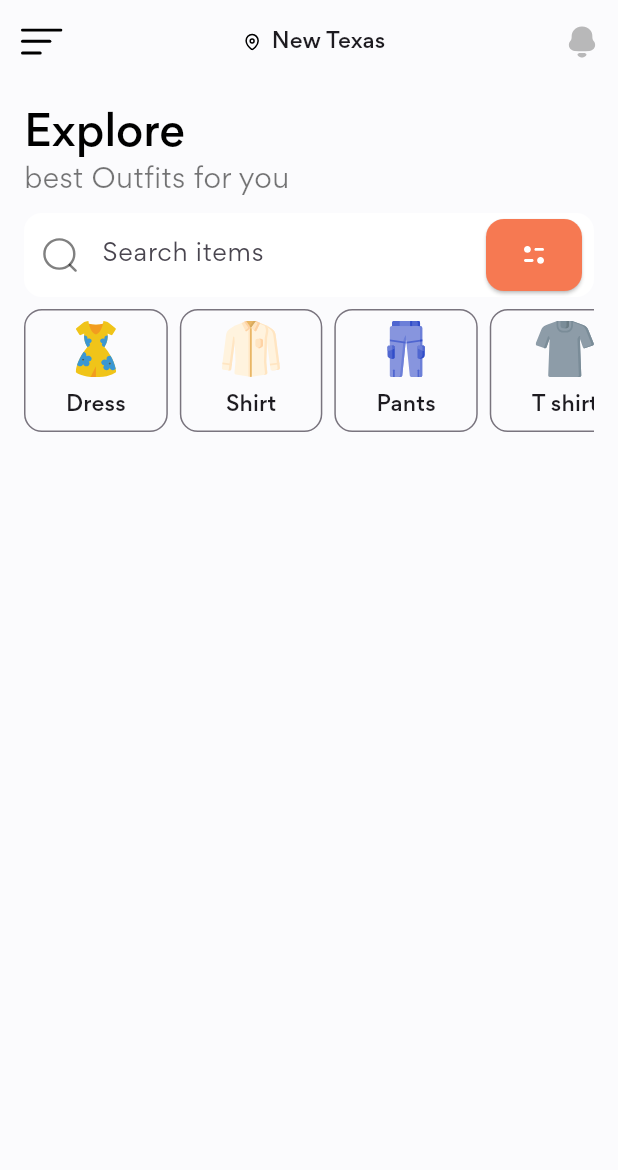
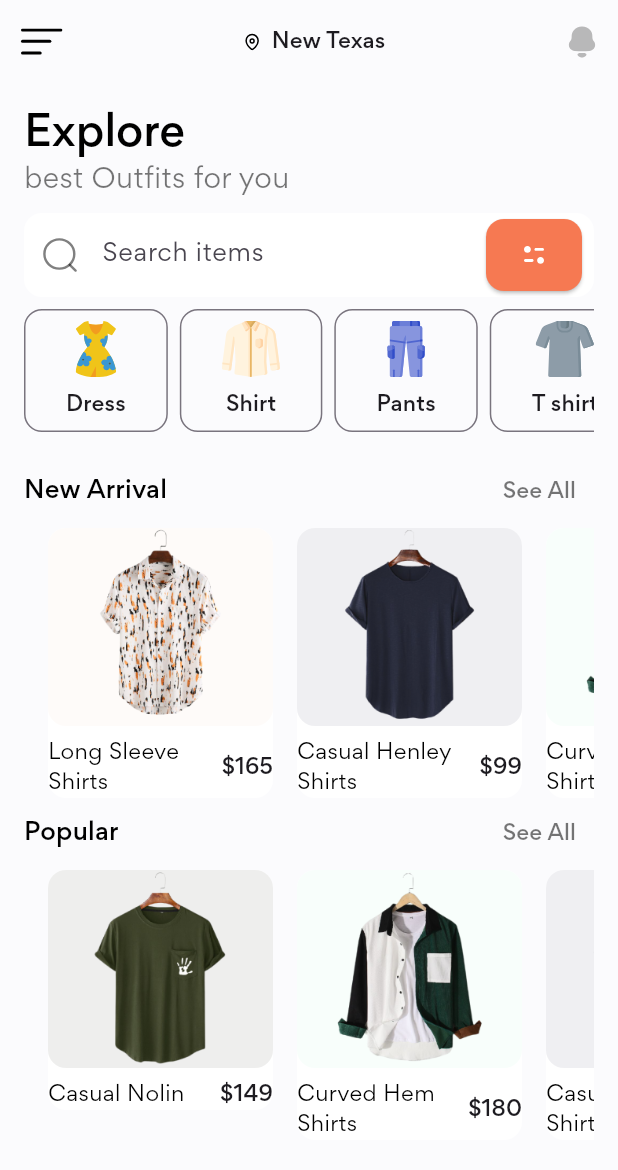
Before and after one commit to soltani-ard/shop_ui, a Flutter app: the screen it shows after launch, on a phone screen of 412 x 824 dp. Shown: the top 1170 px of the screen. Run offline on Flutter 3.47's test engine with Material 2 defaults, Android fonts, the phone set to English and light mode, and no system bars; our stand-ins replace flutter_svg.

Commit message:
Add New Arrival & Popular Section.

```diff
--- /dev/null
+++ b/lib/models/product.dart
@@ -0,0 +1,37 @@
+import 'dart:ui';
+
+class Product {
+  final String image, title;
+  final int price;
+  final Color bgColor;
+
+  Product({required this.image, required this.title, required this.price, required this.bgColor});
+
+}
+
+List<Product> demo_products = [
+  Product(
+    image: "assets/images/product_0.png",
+    title: "Long Sleeve Shirts",
+    price: 165,
+    bgColor: const Color(0xFFFEFBF9),
+  ),
+  Product(
+    image: "assets/images/product_1.png",
+    title: "Casual Henley Shirts",
+    price: 99,
+    bgColor: const Color(0xFFEFEFF2),
+  ),
+  Product(
+    image: "assets/images/product_2.png",
+    title: "Curved Hem Shirts",
+    price: 180,
+    bgColor: const Color(0xFFF8FEFB),
+  ),
+  Product(
+    image: "assets/images/product_3.png",
+    title: "Casual Nolin",
+    price: 149,
+    bgColor: const Color(0xFFEEEEED),
+  ),
+];
--- /dev/null
+++ b/lib/screens/home/components/section_title.dart
@@ -0,0 +1,21 @@
+import 'package:flutter/material.dart';
+
+class SectionTitle extends StatelessWidget {
+  const SectionTitle({super.key, required this.title, required this.pressSeeAll});
+
+  final String title;
+  final VoidCallback pressSeeAll;
+
+  @override
+  Widget build(BuildContext context) {
+    return Row(
+      mainAxisAlignment: MainAxisAlignment.spaceBetween,
+      children: [
+        Text(title, style: Theme.of(context).textTheme.titleMedium!.copyWith(
+            fontWeight: FontWeight.w500,
+            color: Colors.black
+        ),),
+        TextButton(onPressed: pressSeeAll, child: const Text("See All", style: TextStyle(color: Colors.black54),))
+      ],);
+  }
+}
--- a/lib/screens/home/home_screen.dart
+++ b/lib/screens/home/home_screen.dart
@@ -2,9 +2,14 @@ import 'package:flutter/material.dart';
 import 'package:flutter_svg/flutter_svg.dart';
 import 'package:shop_ui/constants.dart';
 import 'package:shop_ui/models/category.dart';
+import 'package:shop_ui/models/product.dart';
 import 'package:shop_ui/screens/home/category_card.dart';
 import 'package:shop_ui/screens/home/components/categories.dart';
 import 'package:shop_ui/screens/home/components/search_form.dart';
+import 'package:shop_ui/screens/home/components/section_title.dart';
+import 'package:shop_ui/screens/home/new_arrival.dart';
+import 'package:shop_ui/screens/home/popular.dart';
+import 'package:shop_ui/screens/home/product_card.dart';
 
 class HomeScreen extends StatelessWidget {
   const HomeScreen({super.key});
@@ -36,7 +41,9 @@ class HomeScreen extends StatelessWidget {
               icon: SvgPicture.asset("assets/icons/Notification.svg"))
         ],
       ),
-      body: Padding(
+      body: SingleChildScrollView(
+        scrollDirection: Axis.vertical,
+        child: Padding(
           padding: const EdgeInsets.all(defaultPadding),
           child: Column(
             crossAxisAlignment: CrossAxisAlignment.start,
@@ -53,8 +60,16 @@ class HomeScreen extends StatelessWidget {
                 child: SearchForm(),
               ),
              const Categories(),
+              const SizedBox(height: defaultPadding,),
+              SectionTitle(title: "New Arrival", pressSeeAll: (){}),
+              const NewArrival(),
+              SectionTitle(title: "Popular", pressSeeAll: (){}),
+              Popular(),
+
+
 
             ],
+          ),
         ),
       ),
     );
--- /dev/null
+++ b/lib/screens/home/new_arrival.dart
@@ -0,0 +1,28 @@
+import 'package:flutter/material.dart';
+import 'package:shop_ui/constants.dart';
+import 'package:shop_ui/models/product.dart';
+import 'package:shop_ui/screens/home/product_card.dart';
+
+class NewArrival extends StatelessWidget {
+  const NewArrival({super.key});
+
+  @override
+  Widget build(BuildContext context) {
+    return SingleChildScrollView(
+      scrollDirection: Axis.horizontal,
+      child: Row(
+        crossAxisAlignment: CrossAxisAlignment.start,
+        children: List.generate(demo_products.length, (index) =>
+            Padding(
+              padding: const EdgeInsets.only(left: defaultPadding),
+              child: ProductCard(
+                  title: demo_products[index].title,
+                  image: demo_products[index].image,
+                  price: demo_products[index].price,
+                  bgColor: demo_products[index].bgColor,
+                  press: (){}),
+            )
+        ),),
+    );
+  }
+}
--- /dev/null
+++ b/lib/screens/home/popular.dart
@@ -0,0 +1,30 @@
+import 'package:flutter/material.dart';
+import 'package:shop_ui/constants.dart';
+import 'package:shop_ui/models/product.dart';
+import 'package:shop_ui/screens/home/product_card.dart';
+
+class Popular extends StatelessWidget {
+  Popular({super.key});
+
+  List<Product> reverse_demo_products = demo_products.reversed.toList();
+
+  @override
+  Widget build(BuildContext context) {
+    return SingleChildScrollView(
+      scrollDirection: Axis.horizontal,
+      child: Row(
+        crossAxisAlignment: CrossAxisAlignment.start,
+        children: List.generate(reverse_demo_products.length, (index) =>
+            Padding(
+              padding: const EdgeInsets.only(left: defaultPadding),
+              child: ProductCard(
+                  title: reverse_demo_products[index].title,
+                  image: reverse_demo_products[index].image,
+                  price: reverse_demo_products[index].price,
+                  bgColor: reverse_demo_products[index].bgColor,
+                  press: (){}),
+            )
+        ),),
+    );
+  }
+}
--- /dev/null
+++ b/lib/screens/home/product_card.dart
@@ -0,0 +1,45 @@
+import 'package:flutter/material.dart';
+import 'package:shop_ui/constants.dart';
+
+class ProductCard extends StatelessWidget {
+  const ProductCard({super.key, required this.title, required this.image, required this.price, required this.bgColor, required this.press});
+
+  final String title, image;
+  final int price;
+  final Color bgColor;
+  final VoidCallback press;
+
+  @override
+  Widget build(BuildContext context) {
+    return GestureDetector(
+      onTap: press,
+      child: Container(
+        width: 150,
+        decoration: const BoxDecoration(
+            color: Colors.white,
+            borderRadius: BorderRadius.all(Radius.circular(defaultBorderRadius))
+        ),
+        child: Column(
+          children: [
+            Container(
+              width: double.infinity,
+              decoration: BoxDecoration(
+                  color: bgColor,
+                  borderRadius: const BorderRadius.all(Radius.circular(defaultBorderRadius))
+              ),
+              child: Image.asset(image, height: 132,),
+            ),
+            const SizedBox(height: defaultPadding / 2,),
+            Row(
+              children: [
+                Expanded(child: Text(title, style: const TextStyle(color: Colors.black),)),
+                const SizedBox(width: defaultPadding / 4,),
+                Text("\$$price", style: Theme.of(context).textTheme.titleSmall,)
+              ],
+            )
+          ],
+        ),
+      ),
+    );
+  }
+}
```
Lines whose indentation alone changed are shown as unchanged.
